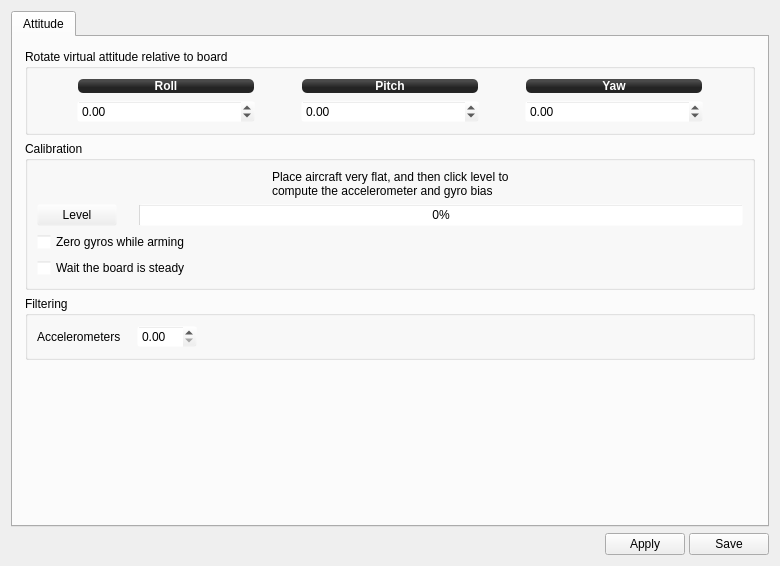
librepilot/LibrePilot, file ground/gcs/src/plugins/config/ccattitude.ui: the form before one commit.
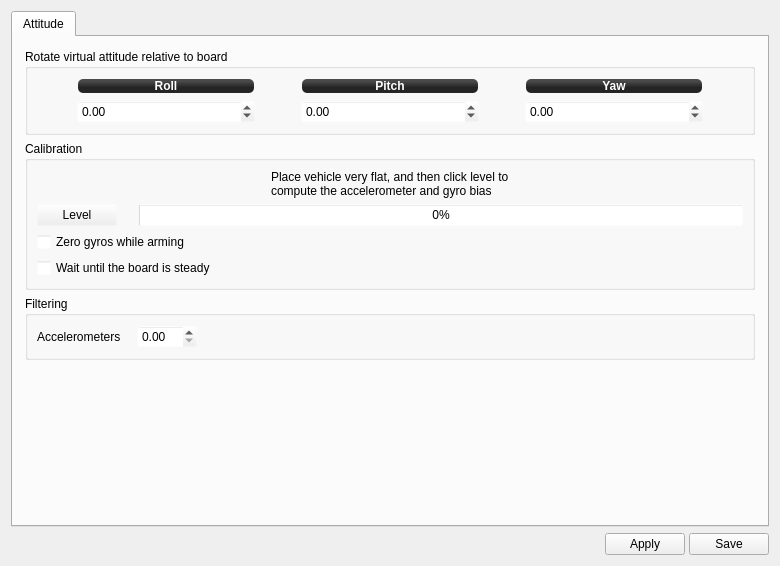
The form after the commit. Icons and pictures are not drawn.

```diff
--- a/ground/gcs/src/plugins/config/ccattitude.ui
+++ b/ground/gcs/src/plugins/config/ccattitude.ui
@@ -299,7 +299,7 @@
                 <item>
                  <widget class="QLabel" name="label">
                   <property name="text">
-                   <string>Place aircraft very flat, and then click level to compute the accelerometer and gyro bias</string>
+                   <string>Place vehicle very flat, and then click level to compute the accelerometer and gyro bias</string>
                   </property>
                   <property name="wordWrap">
                    <bool>true</bool>
@@ -374,7 +374,7 @@
                    <string>If enabled, this option prevent gyro initialisation while the board is moving.</string>
                   </property>
                   <property name="text">
-                   <string>Wait the board is steady</string>
+                   <string>Wait until the board is steady</string>
                   </property>
                  </widget>
                 </item>
```
Left out of the diff: 4 changed lines with no effect on the pictures.
